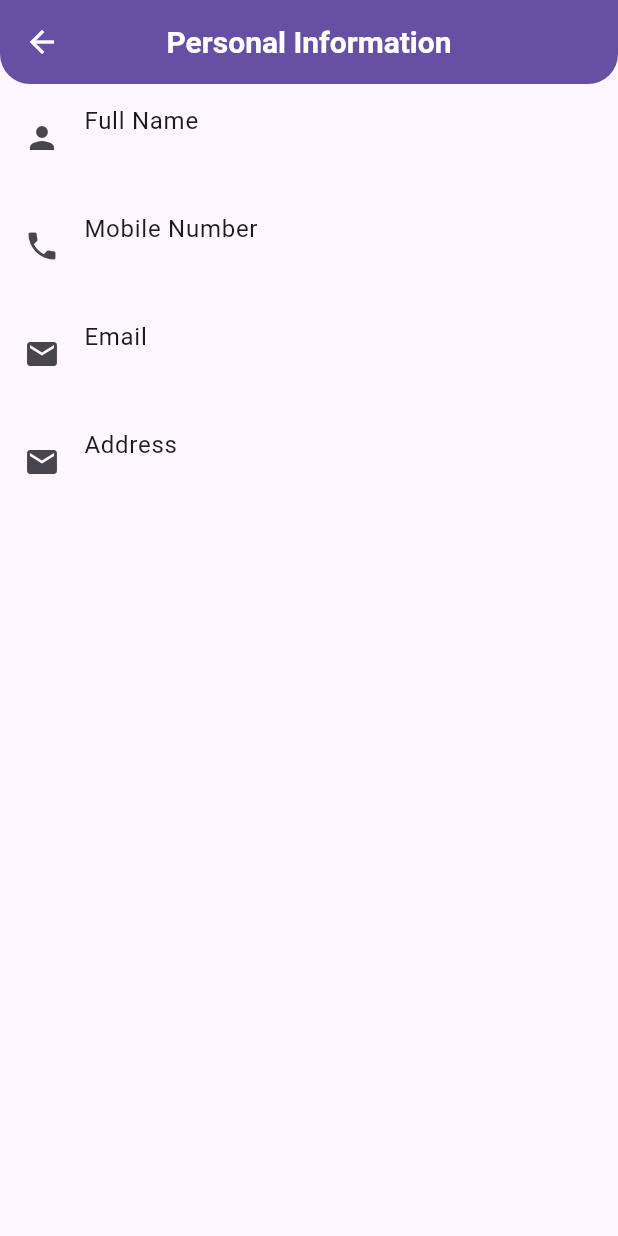
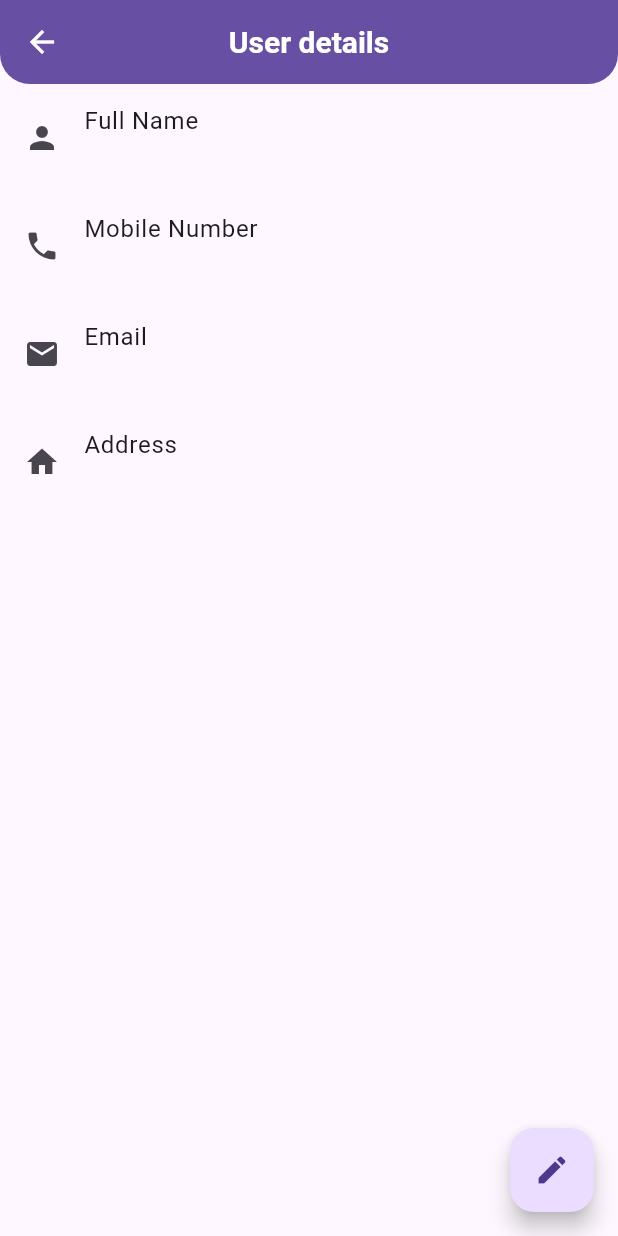
Before and after one commit to dkofficial24/sanitary_mart, a Flutter app: the PersonalInfoScreen screen opened directly, on a phone screen of 412 x 824 dp. Run offline on Flutter 3.47's test engine with Material 3 defaults, Android fonts, the phone set to English and light mode, and no system bars; our stand-ins replace cached_network_image, cloud_firestore, firebase_analytics, firebase_auth, firebase_core, firebase_crashlytics and 12 more; missing offline and left inert: molten_navigationbar_flutter; accounts and stored records are empty.

Commit message:
- update user details

```diff
--- a/lib/auth/service/auth_service.dart
+++ b/lib/auth/service/auth_service.dart
@@ -1,8 +1,6 @@
 import 'package:firebase_auth/firebase_auth.dart';
-import 'package:get/get.dart';
 import 'package:google_sign_in/google_sign_in.dart';
-import 'package:sanitary_mart/auth/model/user_model.dart';
-import 'package:sanitary_mart/profile/service/user_firebase_service.dart';
+
 
 class AuthService {
 
--- /dev/null
+++ b/lib/profile/model/update_user_model.dart
@@ -0,0 +1,34 @@
+import 'package:sanitary_mart/auth/model/user_model.dart';
+
+class UpdateUserModel {
+  String? uId;
+  String? userName;
+  String? email;
+  String? phone;
+  String? address;
+
+  UpdateUserModel({
+    required this.uId,
+    this.userName,
+    this.address,
+    this.email,
+    this.phone,
+  });
+
+  Map<String, dynamic> toJson() => {
+        'uId': uId,
+        'userName': userName,
+        'email': email,
+        'phone': phone,
+        'address': address,
+      };
+
+  static UpdateUserModel fromUserModel(UserModel userModel) {
+    return UpdateUserModel(
+        uId: userModel.uId,
+        userName: userModel.userName,
+        phone: userModel.phone,
+        email: userModel.email,
+        address: userModel.address);
+  }
+}
--- a/lib/profile/ui/screen/personal_information_screen.dart
+++ b/lib/profile/ui/screen/personal_information_screen.dart
@@ -1,70 +1,94 @@
 import 'package:flutter/material.dart';
+import 'package:get/get.dart';
 import 'package:provider/provider.dart';
-import 'package:sanitary_mart/auth/model/user_model.dart';
+import 'package:sanitary_mart/core/provider_state.dart';
 import 'package:sanitary_mart/core/widget/custom_app_bar.dart';
+import 'package:sanitary_mart/core/widget/error_retry_widget.dart';
+import 'package:sanitary_mart/profile/model/update_user_model.dart';
 import 'package:sanitary_mart/profile/provider/user_provider.dart';
+import 'package:sanitary_mart/profile/ui/screen/update_user_detail_screen.dart';
 
-class PersonalInfoScreen extends StatelessWidget {
+class PersonalInfoScreen extends StatefulWidget {
   const PersonalInfoScreen({Key? key}) : super(key: key);
+
+  @override
+  _PersonalInfoScreenState createState() => _PersonalInfoScreenState();
+}
+
+class _PersonalInfoScreenState extends State<PersonalInfoScreen> {
+  @override
+  void initState() {
+    super.initState();
+    _fetchUserData();
+  }
+
+  Future<void> _fetchUserData() async {
+    final userProvider = Provider.of<UserProvider>(context, listen: false);
+    await userProvider.loadUserModel();
+  }
 
   @override
   Widget build(BuildContext context) {
     return Scaffold(
+      floatingActionButton: FloatingActionButton(
+        onPressed: (){
+          _updateUserDetails(context);
+        },
+        child: const Icon(Icons.edit),
+      ),
       appBar: const CustomAppBar(
-        title: 'Personal Information',
-        // actions: [
-        //   // IconButton(
-        //   //   icon: const Icon(Icons.edit),
-        //   //   onPressed: () {
-        //   //     Navigator.push(
-        //   //       context,
-        //   //       MaterialPageRoute(
-        //   //         builder: (context) => EditPersonalInformationScreen(),
-        //   //       ),
-        //   //     );
-        //   //   },
-        //   // ),
-        // ],
+        title: 'User details',
       ),
-      body: FutureBuilder<UserModel?>(
-        future:
-            Provider.of<UserProvider>(context, listen: false).getCurrentUser(),
-        builder: (BuildContext context, AsyncSnapshot<UserModel?> snapshot) {
-          if (snapshot.connectionState == ConnectionState.waiting) {
-            return const Center(child: CircularProgressIndicator());
-          } else if (snapshot.hasError) {
-            return Center(child: Text('Error: ${snapshot.error}'));
-          } else if (snapshot.data == null) {
-            return const Center(child: Text('No user data available'));
-          } else {
-            final UserModel userModel = snapshot.data!;
+      body: Consumer<UserProvider>(
+        builder: (BuildContext context, UserProvider provider, Widget? child) {
+          if (provider.providerState == ProviderState.loading) {
+            return const CircularProgressIndicator();
+          } else if (provider.providerState == ProviderState.error) {
+            return ErrorRetryWidget(onRetry: () {
+              _fetchUserData();
+            });
+          } else if (provider.userModel == null) {
+            return const Center(
+              child: Text('No user details available'),
+            );
+          }
+
           return ListView(
             children: <Widget>[
               ListTile(
                 leading: const Icon(Icons.person),
                 title: const Text('Full Name'),
-                  subtitle: Text(userModel.userName),
+                subtitle: Text(provider.userModel!.userName),
               ),
               ListTile(
                 leading: const Icon(Icons.phone),
                 title: const Text('Mobile Number'),
-                  subtitle: Text(userModel.phone??'-'),
+                subtitle: Text(provider.userModel!.phone ?? '-'),
               ),
               ListTile(
                 leading: const Icon(Icons.email),
                 title: const Text('Email'),
-                  subtitle: Text(userModel.email),
+                subtitle: Text(provider.userModel!.email),
               ),
               ListTile(
-                  leading: const Icon(Icons.email),
+                leading: const Icon(Icons.home),
                 title: const Text('Address'),
-                  subtitle: Text(userModel.address ?? '-'),
+                subtitle: Text(provider.userModel!.address ?? '-'),
               ),
             ],
           );
-          }
         },
       ),
     );
   }
+
+  Future<void> _updateUserDetails(BuildContext context) async {
+    UserProvider provider = Provider.of<UserProvider>(context,listen: false);
+
+    if (provider.userModel != null) {
+      await Get.to(() => UpdateUserDetailsScreen(
+          updateUserModel: UpdateUserModel.fromUserModel(provider.userModel!)));
+      _fetchUserData();
     }
+  }
+}
--- a/lib/profile/ui/screen/user_profile_tab.dart
+++ b/lib/profile/ui/screen/user_profile_tab.dart
@@ -27,8 +27,8 @@ class UserProfileTab extends StatelessWidget {
         children: [
           ListTile(
             leading: const Icon(Icons.person),
-            title: const Text('Personal Information'),
-            subtitle: const Text('Manage your personal details'),
+            title: const Text('User details'),
+            subtitle: const Text('Manage your details'),
             trailing: const Icon(Icons.keyboard_arrow_right),
             onTap: () {
               Get.to(const PersonalInfoScreen());
```
Also changed, not shown: lib/auth/provider/auth_provider.dart (+13 -17 lines), lib/auth/screen/user_detail_screen.dart (deleted, +0 -108 lines), lib/profile/provider/user_provider.dart (+30 -3 lines), lib/profile/service/user_firebase_service.dart (+27 -13 lines), lib/profile/ui/screen/update_user_detail_screen.dart (added, +192 -0 lines). Lines whose indentation alone changed are shown as unchanged.
